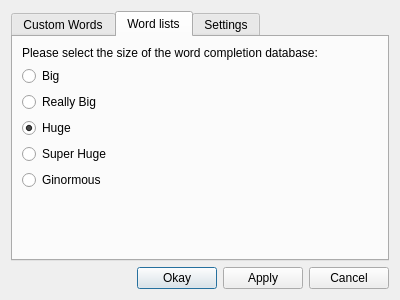
nyov/writetype, file settings.ui: the form before one commit.
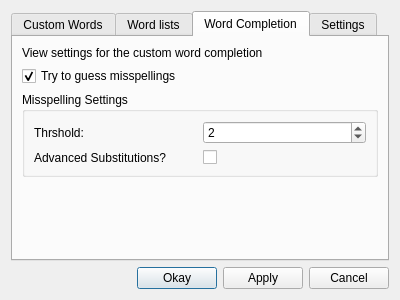
The form after the commit.

Commit message: Threshold works, and works better

```diff
--- a/settings.ui
+++ b/settings.ui
@@ -17,7 +17,7 @@
    <item>
     <widget class="QTabWidget" name="tabWidget">
      <property name="currentIndex">
-      <number>1</number>
+      <number>2</number>
      </property>
      <widget class="QWidget" name="customWordlistTab">
       <attribute name="title">
@@ -120,6 +120,98 @@
        </item>
       </layout>
      </widget>
+     <widget class="QWidget" name="wordCompletionTab">
+      <attribute name="title">
+       <string>Word Completion</string>
+      </attribute>
+      <layout class="QVBoxLayout" name="verticalLayout_8">
+       <item>
+        <widget class="QLabel" name="label_4">
+         <property name="text">
+          <string>View settings for the custom word completion</string>
+         </property>
+        </widget>
+       </item>
+       <item>
+        <widget class="QCheckBox" name="guessMisspellingsCheckbox">
+         <property name="text">
+          <string>Try to guess misspellings</string>
+         </property>
+         <property name="checked">
+          <bool>true</bool>
+         </property>
+        </widget>
+       </item>
+       <item>
+        <widget class="QGroupBox" name="misspellingSettings">
+         <property name="enabled">
+          <bool>true</bool>
+         </property>
+         <property name="title">
+          <string>Misspelling Settings</string>
+         </property>
+         <property name="flat">
+          <bool>false</bool>
+         </property>
+         <layout class="QGridLayout" name="gridLayout_4">
+          <item row="0" column="1">
+           <widget class="QSpinBox" name="thresholdSpinbox">
+            <property name="toolTip">
+             <string>How many entries need to be displayed, at the minimum, before WriteType will attempt to guess the spelling?</string>
+            </property>
+            <property name="maximum">
+             <number>25</number>
+            </property>
+            <property name="value">
+             <number>2</number>
+            </property>
+           </widget>
+          </item>
+          <item row="0" column="0">
+           <widget class="QLabel" name="label_5">
+            <property name="text">
+             <string>Thrshold:</string>
+            </property>
+            <property name="buddy">
+             <cstring>thresholdSpinbox</cstring>
+            </property>
+           </widget>
+          </item>
+          <item row="1" column="1">
+           <widget class="QCheckBox" name="advancedSubstitutionsCheckbox">
+            <property name="text">
+             <string/>
+            </property>
+           </widget>
+          </item>
+          <item row="1" column="0">
+           <widget class="QLabel" name="label_6">
+            <property name="text">
+             <string>Advanced Substitutions?</string>
+            </property>
+            <property name="buddy">
+             <cstring>advancedSubstitutionsCheckbox</cstring>
+            </property>
+           </widget>
+          </item>
+         </layout>
+        </widget>
+       </item>
+       <item>
+        <spacer name="verticalSpacer_2">
+         <property name="orientation">
+          <enum>Qt::Vertical</enum>
+         </property>
+         <property name="sizeHint" stdset="0">
+          <size>
+           <width>20</width>
+           <height>40</height>
+          </size>
+         </property>
+        </spacer>
+       </item>
+      </layout>
+     </widget>
      <widget class="QWidget" name="settingsTab">
       <attribute name="title">
        <string>Settings</string>
```
Left out of the diff: 16 changed lines with no effect on the pictures. The commit also changes 4 other files.
